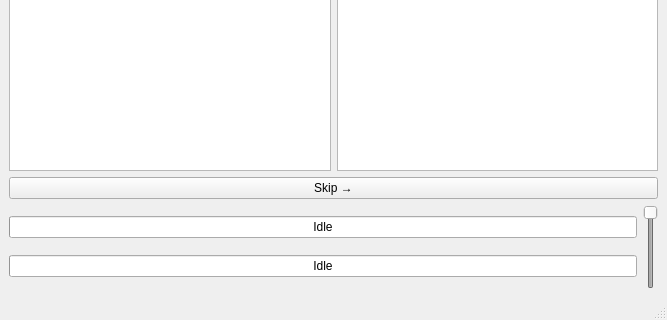
This is failplay.ui in Svedrin/failplay as Qt 5 draws it before an edit; both pictures show x 0 to 667 and y 194 to 514 of the 667 by 514 pixel window. The edited form follows.
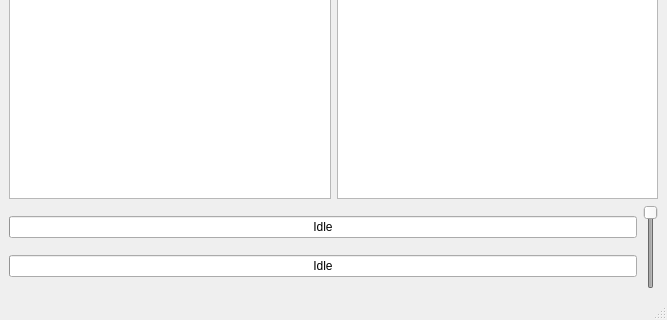
This is the edited form.

Commit message: skip is overrated

```diff
--- a/failplay.ui
+++ b/failplay.ui
@@ -29,13 +29,6 @@
       </item>
      </layout>
     </item>
-    <item>
-     <widget class="QPushButton" name="btnSkip">
-      <property name="text">
-       <string>Skip →</string>
-      </property>
-     </widget>
-    </item>
     <item>
      <layout class="QHBoxLayout" name="horizontalLayout_2">
       <item>
```
Left out of the diff: 2 changed lines with no effect on the pictures. The commit also changes 1 other file.
